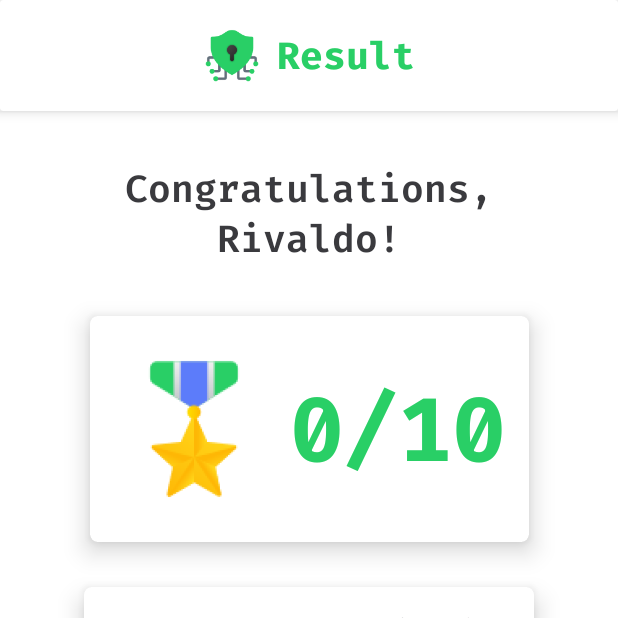
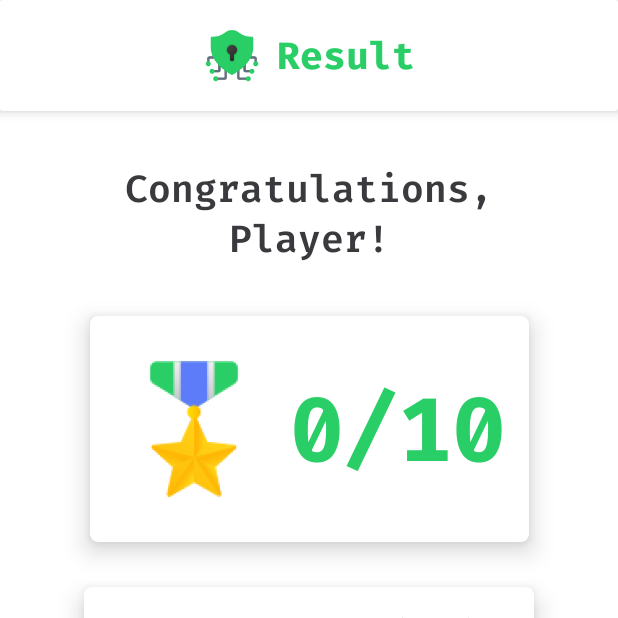
Before and after one commit to RivaldoPardede/UTS_PM5_RivaldoPardede, an Android app: the Result screen opened directly, with no data from a screen before it, on a phone screen of 412 x 824 dp, the top half of it. Run offline under Robolectric (Android 15) with nearby library versions, the light colour scheme and no system bars.

Commit message:
ResultPage Logic Complete

```diff
--- a/app/src/main/java/com/example/netwise/Quiz.kt
+++ b/app/src/main/java/com/example/netwise/Quiz.kt
@@ -22,10 +22,13 @@ class Quiz : BaseActivity() {
     private var currentQuestionIndex = 0
     private val questionList = QuestionsRepository.questionList
     private var score = 0
+    private lateinit var playerName: String
 
     override fun onCreate(savedInstanceState: Bundle?) {
         super.onCreate(savedInstanceState)
         setContentView(R.layout.activity_quiz)
+
+        playerName = intent.getStringExtra("PLAYER_NAME") ?: "Player"
 
         val themeToggle = findViewById<ToggleButton>(R.id.themeToggle)
         setupThemeToggle(themeToggle)
@@ -94,6 +97,7 @@ class Quiz : BaseActivity() {
              val intent = Intent(this, Result::class.java)
              intent.putExtra("SCORE", score)
              intent.putExtra("TOTAL_QUESTIONS", questionList.size)
+             intent.putExtra("PLAYER_NAME", playerName)
              startActivity(intent)
             // finish()
         }
--- a/app/src/main/java/com/example/netwise/Result.kt
+++ b/app/src/main/java/com/example/netwise/Result.kt
@@ -4,9 +4,12 @@ import BaseActivity
 import android.os.Bundle
 import android.widget.TextView
 import android.widget.ToggleButton
+import androidx.core.content.ContextCompat
 
 class Result : BaseActivity() {
     private lateinit var scoreTextView: TextView
+    private lateinit var finalMessageTextView: TextView
+    private lateinit var congratulationsTextView: TextView
 
     override fun onCreate(savedInstanceState: Bundle?) {
         super.onCreate(savedInstanceState)
@@ -14,9 +17,29 @@ class Result : BaseActivity() {
 
         val score = intent.getIntExtra("SCORE", 0)
         val totalQuestions = intent.getIntExtra("TOTAL_QUESTIONS", 10)
+        val playerName = intent.getStringExtra("PLAYER_NAME") ?: "Player"
 
         scoreTextView = findViewById(R.id.score)
+        finalMessageTextView = findViewById(R.id.final_message)
+        congratulationsTextView = findViewById(R.id.congratulations_text)
+
         scoreTextView.text = "$score/$totalQuestions"
+        congratulationsTextView.text = "Congratulations, $playerName!"
+
+        when (score) {
+            in 1..4 -> {
+                scoreTextView.setTextColor(ContextCompat.getColor(this, R.color.red))
+                finalMessageTextView.text = "Well, well, well… it seems like the network just toyed with you! Were you trying to hack or just giving the firewall a light tickle? With skills like these, maybe stick to playing Minesweeper? Don’t worry; even the best hackers start somewhere... usually a bit further along, but hey, you'll get there someday!"
+            }
+            in 5..7 -> {
+                scoreTextView.setTextColor(ContextCompat.getColor(this, R.color.yellow))
+                finalMessageTextView.text = "Not too shabby! You managed to rattle a few circuits, but the network still kept most of its secrets safe. You’re like a junior spy in training – all the potential, but still tripping on the lasers! Keep at it, and soon you’ll be hacking with the best (or at least not setting off every alarm in sight)!"
+            }
+            in 8..10 -> {
+                scoreTextView.setTextColor(ContextCompat.getColor(this, R.color.green))
+                finalMessageTextView.text = "Bow before the master! You’ve sliced through the network like a hot knife through butter, leaving the firewalls cowering in awe. Legends will be written, songs sung of this day: the day you showed the system who’s boss. Take a bow, oh mighty conqueror of the code – the network is yours!"
+            }
+        }
 
         // Get the theme toggle button
         val themeToggle = findViewById<ToggleButton>(R.id.themeToggle)
--- a/app/src/main/res/values/colors.xml
+++ b/app/src/main/res/values/colors.xml
@@ -5,6 +5,7 @@
     <color name="white">#FFFFFFFF</color>
     <color name="green">#29CF66</color>
     <color name="red">#FF0000</color>
+    <color name="yellow">#EBB800</color>
     <color name="font">#3A3A3E</color>
     <color name="radioBtn_bg">#FFFFFFFF</color>
     <color name="inputField">#FFFFFFFF</color>
```
